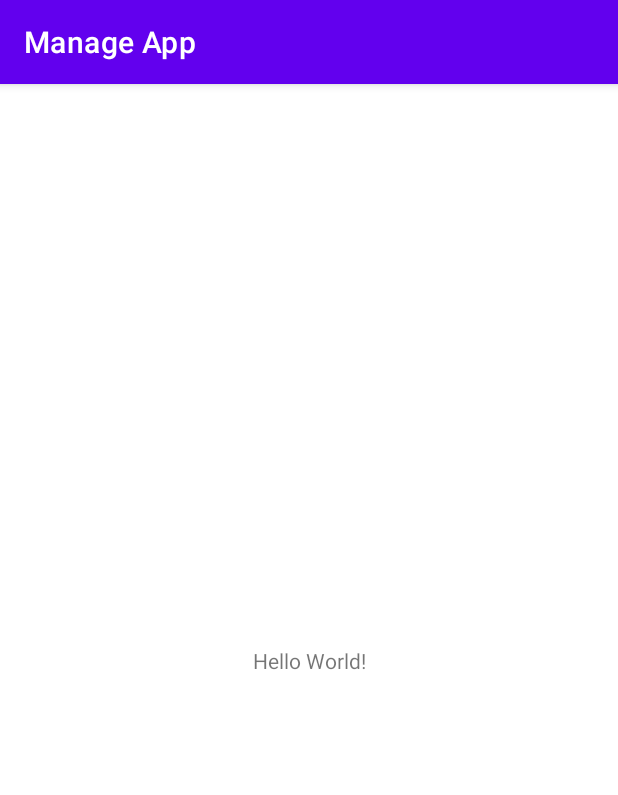
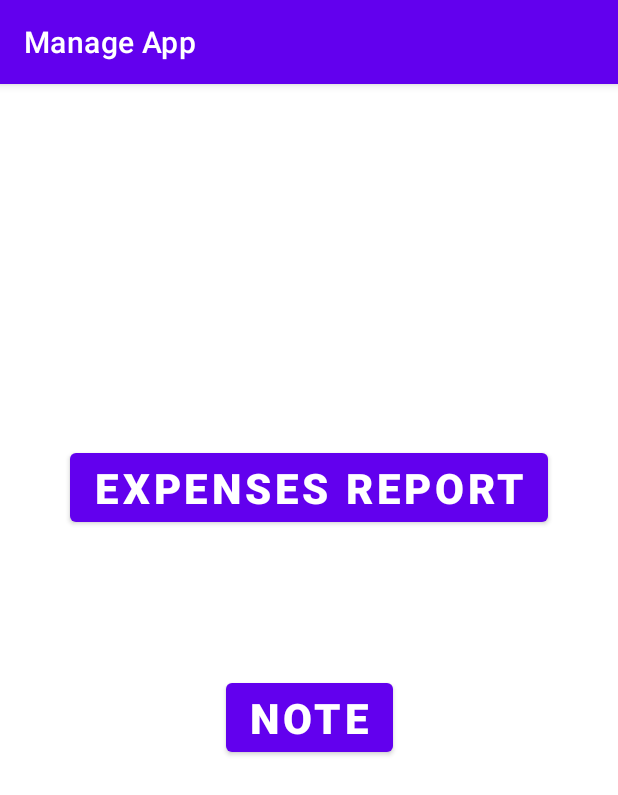
Before and after one commit to thienle0610/Manage-App, an Android app: the screen it shows after launch (MainActivity), on a phone screen of 412 x 824 dp. Shown: the top 795 px of the screen. Run offline under Robolectric (Android 15) with nearby library versions, the phone set to English and light mode, and no system bars.

Commit message:
new changes

```diff
--- a/app/src/main/res/layout/activity_main.xml
+++ b/app/src/main/res/layout/activity_main.xml
@@ -6,13 +6,30 @@
     android:layout_height="match_parent"
     tools:context=".MainActivity">
 
-    <TextView
+    <Button
+        android:id="@+id/expenseButton"
         android:layout_width="wrap_content"
         android:layout_height="wrap_content"
-        android:text="Hello World!"
-        app:layout_constraintBottom_toBottomOf="parent"
-        app:layout_constraintLeft_toLeftOf="parent"
-        app:layout_constraintRight_toRightOf="parent"
+        android:layout_marginTop="240dp"
+        android:text="@string/expenses_report"
+        android:textAlignment="center"
+        android:textSize="28sp"
+        android:textStyle="bold"
+        app:layout_constraintEnd_toEndOf="parent"
+        app:layout_constraintStart_toStartOf="parent"
         app:layout_constraintTop_toTopOf="parent" />
 
+    <Button
+        android:id="@+id/noteButton"
+        android:layout_width="wrap_content"
+        android:layout_height="wrap_content"
+        android:text="@string/note"
+        android:textAlignment="center"
+        android:textSize="28sp"
+        android:textStyle="bold"
+        app:layout_constraintBottom_toBottomOf="parent"
+        app:layout_constraintEnd_toEndOf="parent"
+        app:layout_constraintStart_toStartOf="parent"
+        app:layout_constraintTop_toBottomOf="@+id/expenseButton"
+        app:layout_constraintVertical_bias="0.231" />
 </androidx.constraintlayout.widget.ConstraintLayout>
--- a/app/src/main/res/values/strings.xml
+++ b/app/src/main/res/values/strings.xml
@@ -1,3 +1,5 @@
 <resources>
     <string name="app_name">Manage App</string>
+    <string name="expenses_report">EXPENSES REPORT</string>
+    <string name="note">NOTE</string>
 </resources>
```
Also changed, not shown: 1 other file.
